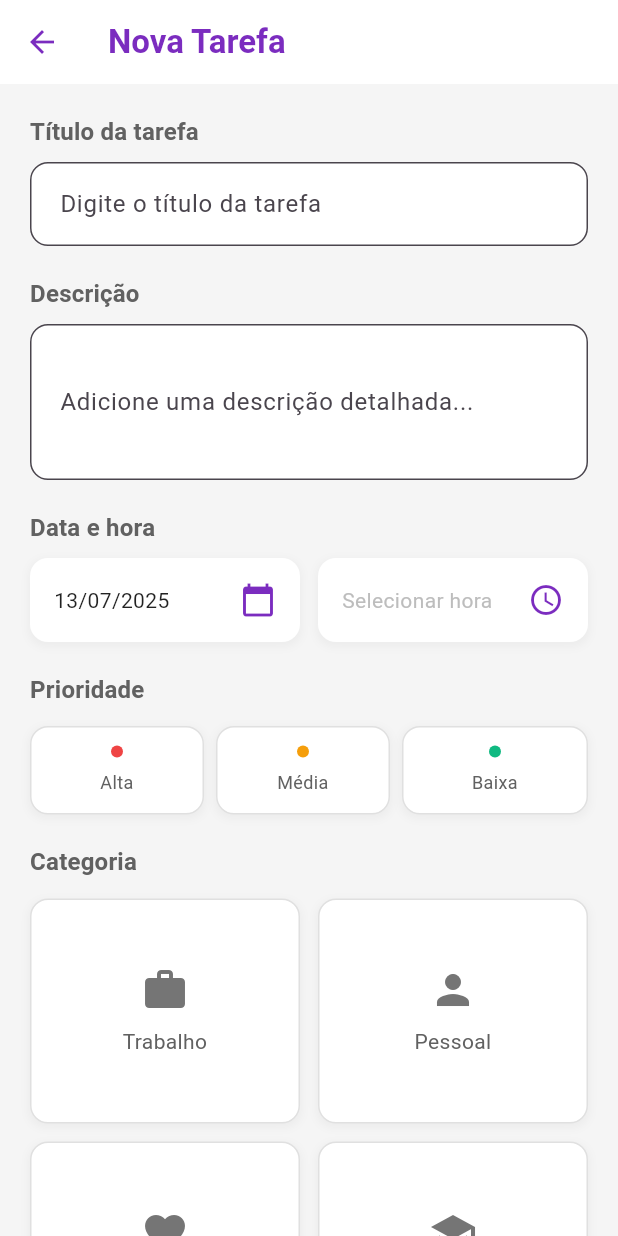
After one commit to rafaoliveira/app_dopilot, a Flutter app: the NewTaskScreen screen opened by its route, on a phone screen of 412 x 824 dp. The commit adds this screen. Run offline on Flutter 3.47's test engine with Material 3 defaults, Android fonts, the phone set to English and light mode, and no system bars; our stand-ins replace cached_network_image, flutter_svg; network calls fail.

Commit message:
feat: add new task screen

```diff
--- a/lib/main.dart
+++ b/lib/main.dart
@@ -1,6 +1,7 @@
 import 'package:app_dopilot/screens/auth/login_screen.dart';
 import 'package:app_dopilot/screens/home/home_screen.dart';
 import 'package:app_dopilot/screens/splash/splash_screen.dart';
+import 'package:app_dopilot/screens/tasks/new_task_screen.dart';
 import 'package:flutter/material.dart';
 
 void main() {
@@ -24,6 +25,7 @@ class MyApp extends StatelessWidget {
         '/': (context) => const SplashScreen(),
         '/login': (context) => const LoginScreen(),
         '/home': (context) => const HomeScreen(),
+        '/new-task': (context) => const NewTaskScreen(),
       },
     );
   }
--- a/lib/screens/home/home_screen.dart
+++ b/lib/screens/home/home_screen.dart
@@ -34,7 +34,7 @@ class _HomeScreenState extends State<HomeScreen> {
           ? null
           : AppFloatingActionButton(
               onPressed: () {
-                // Action for the floating action button
+                Navigator.of(context).pushNamed('/new-task');
               },
             ),
     );
--- /dev/null
+++ b/lib/screens/tasks/new_task_screen.dart
@@ -0,0 +1,442 @@
+import 'package:app_dopilot/screens/tasks/widgets/new_task_app_bar.dart';
+import 'package:app_dopilot/widgets/app_button.dart';
+import 'package:app_dopilot/widgets/app_text.dart';
+import 'package:app_dopilot/widgets/app_text_field.dart';
+import 'package:flutter/material.dart';
+import '../../models/task_data.dart';
+import '../../models/task_priority.dart';
+import '../../models/task_category.dart';
+import '../../utils/colors.dart';
+import '../../utils/validators.dart';
+
+/// Tela de Nova Tarefa / Editar Tarefa do DoPilot
+///
+/// Permite criar ou editar uma tarefa com:
+/// - Título da tarefa
+/// - Descrição detalhada
+/// - Data e hora
+/// - Prioridade (Alta, Média, Baixa)
+/// - Categoria (Trabalho, Pessoal, Saúde, Estudos)
+class NewTaskScreen extends StatefulWidget {
+  final TaskData? task; // null = nova tarefa, TaskData = editar tarefa
+
+  const NewTaskScreen({super.key, this.task});
+
+  @override
+  State<NewTaskScreen> createState() => _NewTaskScreenState();
+}
+
+class _NewTaskScreenState extends State<NewTaskScreen> {
+  final _formKey = GlobalKey<FormState>();
+  final _titleController = TextEditingController();
+  final _descriptionController = TextEditingController();
+  final _dateController = TextEditingController();
+  final _timeController = TextEditingController();
+
+  DateTime? _selectedDate;
+  TimeOfDay? _selectedTime;
+  TaskPriority? _selectedPriority;
+  TaskCategory? _selectedCategory;
+  bool _isLoading = false;
+
+  @override
+  void initState() {
+    super.initState();
+    _initializeWithDefaults();
+  }
+
+  void _initializeWithDefaults() {
+    _selectedDate = DateTime.now();
+    _dateController.text = _formatDate(_selectedDate!);
+  }
+
+  @override
+  void dispose() {
+    _titleController.dispose();
+    _descriptionController.dispose();
+    _dateController.dispose();
+    _timeController.dispose();
+    super.dispose();
+  }
+
+  @override
+  Widget build(BuildContext context) {
+    return Scaffold(
+      backgroundColor: AppColors.backgroundGray,
+      appBar: NewTaskAppBar(title: 'Nova Tarefa'),
+      body: SafeArea(
+        child: SingleChildScrollView(
+          padding: const EdgeInsets.all(20.0),
+          child: Form(
+            key: _formKey,
+            child: Column(
+              crossAxisAlignment: CrossAxisAlignment.stretch,
+              children: [
+                _buildTitleField(),
+                const SizedBox(height: 20),
+                _buildDescriptionField(),
+                const SizedBox(height: 20),
+                _buildDateTimeSection(),
+                const SizedBox(height: 20),
+                _buildPrioritySection(),
+                const SizedBox(height: 20),
+                _buildCategorySection(),
+                const SizedBox(height: 32),
+
+                AppButton(text: 'Salvar', onPressed: _handleSaveTask,),
+              ],
+            ),
+          ),
+        ),
+      ),
+    );
+  }
+
+  Widget _buildTitleField() {
+    return Column(
+      crossAxisAlignment: CrossAxisAlignment.start,
+      children: [
+        AppText('Título da tarefa'),
+        const SizedBox(height: 8),
+        AppTextField(
+          controller: _titleController,
+          label: 'Digite o título da tarefa',
+          validator: Validators.validateTaskTitle,
+        ),
+      ],
+    );
+  }
+
+  Widget _buildDescriptionField() {
+    return Column(
+      crossAxisAlignment: CrossAxisAlignment.start,
+      children: [
+        AppText('Descrição'),
+        const SizedBox(height: 8),
+        AppTextField(
+          controller: _descriptionController,
+          maxLines: 3,
+          label: 'Adicione uma descrição detalhada...',
+          validator: Validators.validateTaskDescription,
+        ),
+      ],
+    );
+  }
+
+  Widget _buildDateTimeSection() {
+    return Column(
+      crossAxisAlignment: CrossAxisAlignment.start,
+      children: [
+        AppText('Data e hora'),
+        const SizedBox(height: 8),
+        Row(
+          children: [
+            Expanded(
+              child: GestureDetector(
+                onTap: _selectDate,
+                child: Container(
+                  padding: const EdgeInsets.all(16),
+                  decoration: BoxDecoration(
+                    color: Colors.white,
+                    borderRadius: BorderRadius.circular(12),
+                    boxShadow: [
+                      BoxShadow(
+                        color: Colors.grey.withValues(alpha: 0.1),
+                        spreadRadius: 1,
+                        blurRadius: 4,
+                        offset: const Offset(0, 2),
+                      ),
+                    ],
+                  ),
+                  child: Row(
+                    children: [
+                      Expanded(
+                        child: Text(
+                          _dateController.text.isEmpty
+                              ? 'Selecionar data'
+                              : _dateController.text,
+                          style: TextStyle(
+                            color: _dateController.text.isEmpty
+                                ? Colors.grey[400]
+                                : Colors.black87,
+                          ),
+                        ),
+                      ),
+                      Icon(
+                        Icons.calendar_today,
+                        color: AppColors.primaryPurple,
+                      ),
+                    ],
+                  ),
+                ),
+              ),
+            ),
+            const SizedBox(width: 12),
+            Expanded(
+              child: GestureDetector(
+                onTap: _selectTime,
+                child: Container(
+                  padding: const EdgeInsets.all(16),
+                  decoration: BoxDecoration(
+                    color: Colors.white,
+                    borderRadius: BorderRadius.circular(12),
+                    boxShadow: [
+                      BoxShadow(
+                        color: Colors.grey.withValues(alpha: 0.1),
+                        spreadRadius: 1,
+                        blurRadius: 4,
+                        offset: const Offset(0, 2),
+                      ),
+                    ],
+                  ),
+                  child: Row(
+                    children: [
+                      Expanded(
+                        child: Text(
+                          _timeController.text.isEmpty
+                              ? 'Selecionar hora'
+                              : _timeController.text,
+                          style: TextStyle(
+                            color: _timeController.text.isEmpty
+                                ? Colors.grey[400]
+                                : Colors.black87,
+                          ),
+                        ),
+                      ),
+                      Icon(Icons.access_time, color: AppColors.primaryPurple),
+                    ],
+                  ),
+                ),
+              ),
+            ),
+          ],
+        ),
+      ],
+    );
+  }
+
+  Widget _buildPrioritySection() {
+    return Column(
+      crossAxisAlignment: CrossAxisAlignment.start,
+      children: [
+        AppText('Prioridade'),
+        const SizedBox(height: 12),
+        Row(
+          children: TaskPriority.values.map((priority) {
+            return Expanded(
+              child: Padding(
+                padding: EdgeInsets.only(
+                  right: priority != TaskPriority.values.last ? 8 : 0,
+                ),
+                child: _buildPriorityCard(priority),
+              ),
+            );
+          }).toList(),
+        ),
+      ],
+    );
+  }
+
+  Widget _buildPriorityCard(TaskPriority priority) {
+    final isSelected = _selectedPriority == priority;
+    Color color;
+
+    switch (priority) {
+      case TaskPriority.alta:
+        color = const Color(0xFFEF4444);
+        break;
+      case TaskPriority.media:
+        color = const Color(0xFFF59E0B);
+        break;
+      case TaskPriority.baixa:
+        color = const Color(0xFF10B981);
+        break;
+    }
+
+    return GestureDetector(
+      onTap: () {
+        setState(() {
+          _selectedPriority = isSelected ? null : priority;
+        });
+      },
+      child: Container(
+        padding: const EdgeInsets.symmetric(vertical: 12),
+        decoration: BoxDecoration(
+          color: isSelected ? color.withValues(alpha: 0.1) : Colors.white,
+          borderRadius: BorderRadius.circular(12),
+          border: Border.all(
+            color: isSelected ? color : Colors.grey[300]!,
+            width: isSelected ? 2 : 1,
+          ),
+          boxShadow: [
+            BoxShadow(
+              color: Colors.grey.withValues(alpha: 0.1),
+              spreadRadius: 1,
+              blurRadius: 4,
+              offset: const Offset(0, 2),
+            ),
+          ],
+        ),
+        child: Column(
+          children: [
+            Container(
+              width: 8,
+              height: 8,
+              decoration: BoxDecoration(color: color, shape: BoxShape.circle),
+            ),
+            const SizedBox(height: 8),
+            Text(
+              priority.label,
+              style: TextStyle(
+                color: isSelected ? color : Colors.grey[700],
+                fontWeight: isSelected ? FontWeight.w600 : FontWeight.normal,
+                fontSize: 12,
+              ),
+              textAlign: TextAlign.center,
+            ),
+          ],
+        ),
+      ),
+    );
+  }
+
+  Widget _buildCategorySection() {
+    return Column(
+      crossAxisAlignment: CrossAxisAlignment.start,
+      children: [
+        AppText('Categoria'),
+        const SizedBox(height: 12),
+        GridView.builder(
+          shrinkWrap: true,
+          physics: const NeverScrollableScrollPhysics(),
+          gridDelegate: const SliverGridDelegateWithFixedCrossAxisCount(
+            crossAxisCount: 2,
+            crossAxisSpacing: 12,
+            mainAxisSpacing: 12,
+            childAspectRatio: 1.2,
+          ),
+          itemCount: TaskCategory.values.length,
+          itemBuilder: (context, index) {
+            return _buildCategoryCard(TaskCategory.values[index]);
+          },
+        ),
+      ],
+    );
+  }
+
+  Widget _buildCategoryCard(TaskCategory category) {
+    final isSelected = _selectedCategory == category;
+
+    return GestureDetector(
+      onTap: () {
+        setState(() {
+          _selectedCategory = isSelected ? null : category;
+        });
+      },
+      child: Container(
+        padding: const EdgeInsets.all(16),
+        decoration: BoxDecoration(
+          color: isSelected
+              ? category.color.withValues(alpha: 0.1)
+              : Colors.white,
+          borderRadius: BorderRadius.circular(12),
+          border: Border.all(
+            color: isSelected ? category.color : Colors.grey[300]!,
+            width: isSelected ? 2 : 1,
+          ),
+          boxShadow: [
+            BoxShadow(
+              color: Colors.grey.withValues(alpha: 0.1),
+              spreadRadius: 1,
+              blurRadius: 4,
+              offset: const Offset(0, 2),
+            ),
+          ],
+        ),
+        child: Column(
+          mainAxisAlignment: MainAxisAlignment.center,
+          children: [
+            Icon(
+              category.icon,
+              color: isSelected ? category.color : Colors.grey[600],
+              size: 32,
+            ),
+            const SizedBox(height: 8),
+            Text(
+              category.label,
+              style: TextStyle(
+                color: isSelected ? category.color : Colors.grey[700],
+                fontWeight: isSelected ? FontWeight.w600 : FontWeight.normal,
+              ),
+              textAlign: TextAlign.center,
+            ),
+          ],
+        ),
+      ),
+    );
+  }
+
+  void _selectDate() async {
+    final DateTime? date = await showDatePicker(
+      context: context,
+      initialDate: _selectedDate ?? DateTime.now(),
+      firstDate: DateTime.now(),
+      lastDate: DateTime.now().add(const Duration(days: 365)),
+      builder: (context, child) {
+        return Theme(
+          data: Theme.of(context).copyWith(
+            colorScheme: ColorScheme.light(primary: AppColors.primaryPurple),
+          ),
+          child: child!,
+        );
+      },
+    );
+
+    if (date != null) {
+      setState(() {
+        _selectedDate = date;
+        _dateController.text = _formatDate(date);
+      });
+    }
+  }
+
+  void _selectTime() async {
+    final TimeOfDay? time = await showTimePicker(
+      context: context,
+      initialTime: _selectedTime ?? TimeOfDay.now(),
+      builder: (context, child) {
+        return Theme(
+          data: Theme.of(context).copyWith(
+            colorScheme: ColorScheme.light(primary: AppColors.primaryPurple),
+          ),
+          child: child!,
+        );
+      },
+    );
+
+    if (time != null) {
+      setState(() {
+        _selectedTime = time;
+        _timeController.text =
+            '${time.hour.toString().padLeft(2, '0')}:${time.minute.toString().padLeft(2, '0')}';
+      });
+    }
+  }
+
+  String _formatDate(DateTime date) {
+    return '${date.day.toString().padLeft(2, '0')}/${date.month.toString().padLeft(2, '0')}/${date.year}';
+  }
+
+  void _handleSaveTask() {
+    if (!_formKey.currentState!.validate()) {
+      return;
+    }
+
+    if (widget.task != null && widget.task!.id != null) {
+      // Editar tarefa existente
+    } else {
+      // Criar nova tarefa
+    }
+  }
+
+}
--- /dev/null
+++ b/lib/screens/tasks/widgets/new_task_app_bar.dart
@@ -0,0 +1,32 @@
+import 'package:flutter/material.dart';
+import '../../../models/task_data.dart';
+import '../../../utils/colors.dart';
+
+/// AppBar customizado para a tela nova tarefa
+class NewTaskAppBar extends StatelessWidget implements PreferredSizeWidget {
+  const NewTaskAppBar({super.key, required this.title});
+
+  final String title;
+
+  @override
+  Widget build(BuildContext context) {
+    return AppBar(
+      backgroundColor: AppColors.background,
+      elevation: 0,
+      leading: IconButton(
+        icon: Icon(Icons.arrow_back, color: AppColors.primaryPurple),
+        onPressed: () => Navigator.pop(context),
+      ),
+      title: Text(
+        title,
+        style: TextStyle(
+          color: AppColors.primaryPurple,
+          fontWeight: FontWeight.bold,
+        ),
+      ),
+    );
+  }
+
+  @override
+  Size get preferredSize => const Size.fromHeight(kToolbarHeight);
+}
--- a/lib/utils/colors.dart
+++ b/lib/utils/colors.dart
@@ -6,6 +6,7 @@ class AppColors {
   static const Color successGreen = Color(0xFF20E6B8);
   static const Color warningOrange = Color(0xFFFF6B35);
   static const Color backgroundGray = Color(0xFFF5F5F5);
+  static const Color background = Colors.white;
   static const Color cardWhite = Colors.white;
   static const Color textPrimary = Colors.black87;
   static const Color textSecondary = Color(0xFF757575);
--- /dev/null
+++ b/lib/widgets/app_text.dart
@@ -0,0 +1,20 @@
+import 'package:flutter/material.dart';
+
+@immutable
+class AppText extends StatelessWidget {
+
+  String text;
+
+  AppText(this.text, {super.key});
+
+  @override
+  Widget build(BuildContext context) {
+    return Text(
+      text,
+      style: Theme.of(context).textTheme.titleMedium?.copyWith(
+        fontWeight: FontWeight.w600,
+        color: Colors.grey[700],
+      ),
+    );
+  }
+}
```
Also changed, not shown: lib/utils/validators.dart (+91 -1 lines), lib/widgets/app_text_field.dart (+5 -30 lines).
